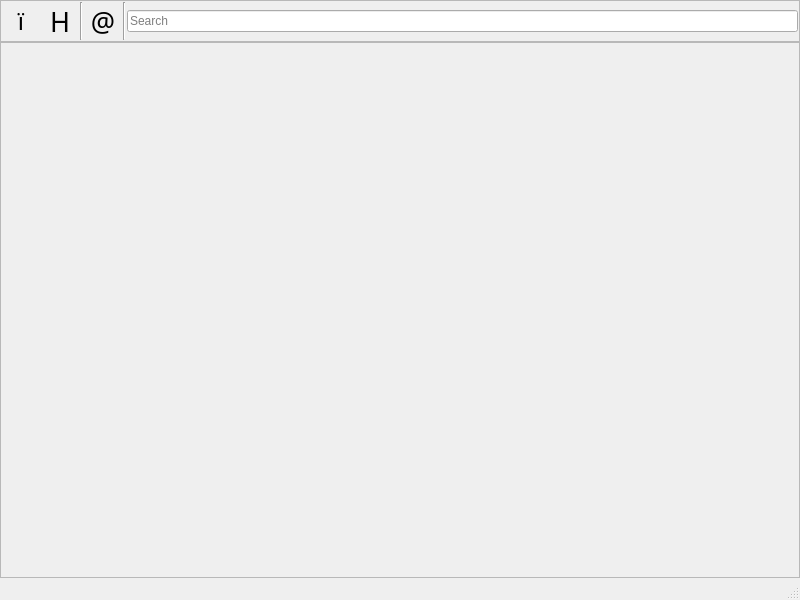
Qt form ola/client/store/store_form.ui (myapps-directory/myapps-client-store) before a commit.
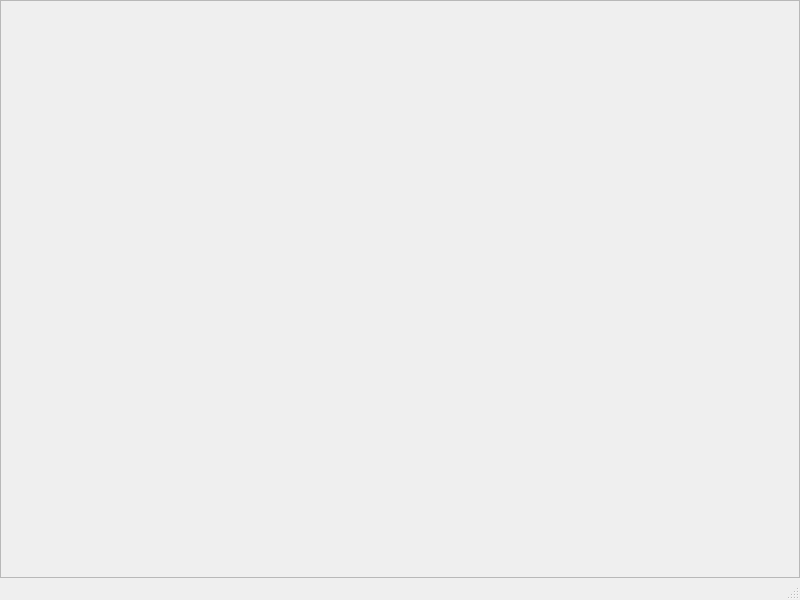
The same form after that commit.

Commit message: working back, home, show image and acquire support

What changed in the file:
```diff
--- a/ola/client/store/store_form.ui
+++ b/ola/client/store/store_form.ui
@@ -30,7 +30,7 @@
     <property name="spacing">
      <number>0</number>
     </property>
-    <item row="1" column="0">
+    <item row="0" column="0">
      <widget class="QFrame" name="tableFrame">
       <property name="frameShape">
        <enum>QFrame::StyledPanel</enum>
@@ -54,6 +54,43 @@
        <property name="bottomMargin">
         <number>1</number>
        </property>
+       <item>
+        <widget class="QWidget" name="accountWidget" native="true"/>
+       </item>
+       <item>
+        <widget class="QWidget" name="imageWidget" native="true">
+         <layout class="QVBoxLayout" name="verticalLayout_2">
+          <property name="spacing">
+           <number>0</number>
+          </property>
+          <property name="leftMargin">
+           <number>0</number>
+          </property>
+          <property name="topMargin">
+           <number>0</number>
+          </property>
+          <property name="rightMargin">
+           <number>0</number>
+          </property>
+          <property name="bottomMargin">
+           <number>0</number>
+          </property>
+          <item>
+           <widget class="QLabel" name="image_label">
+            <property name="text">
+             <string/>
+            </property>
+            <property name="scaledContents">
+             <bool>true</bool>
+            </property>
+            <property name="alignment">
+             <set>Qt::AlignCenter</set>
+            </property>
+           </widget>
+          </item>
+         </layout>
+        </widget>
+       </item>
        <item>
         <widget class="QWidget" name="listWidget" native="true"/>
        </item>
@@ -63,216 +100,6 @@
       </layout>
      </widget>
     </item>
-    <item row="0" column="0">
-     <widget class="QFrame" name="location_frame">
-      <property name="sizePolicy">
-       <sizepolicy hsizetype="Preferred" vsizetype="Fixed">
-        <horstretch>0</horstretch>
-        <verstretch>0</verstretch>
-       </sizepolicy>
-      </property>
-      <property name="minimumSize">
-       <size>
-        <width>0</width>
-        <height>40</height>
-       </size>
-      </property>
-      <property name="frameShape">
-       <enum>QFrame::StyledPanel</enum>
-      </property>
-      <property name="frameShadow">
-       <enum>QFrame::Raised</enum>
-      </property>
-      <layout class="QHBoxLayout" name="horizontalLayout">
-       <property name="spacing">
-        <number>1</number>
-       </property>
-       <property name="leftMargin">
-        <number>1</number>
-       </property>
-       <property name="topMargin">
-        <number>1</number>
-       </property>
-       <property name="rightMargin">
-        <number>1</number>
-       </property>
-       <property name="bottomMargin">
-        <number>1</number>
-       </property>
-       <item>
-        <widget class="QPushButton" name="backButton">
-         <property name="sizePolicy">
-          <sizepolicy hsizetype="Fixed" vsizetype="Fixed">
-           <horstretch>0</horstretch>
-           <verstretch>0</verstretch>
-          </sizepolicy>
-         </property>
-         <property name="minimumSize">
-          <size>
-           <width>38</width>
-           <height>38</height>
-          </size>
-         </property>
-         <property name="maximumSize">
-          <size>
-           <width>38</width>
-           <height>38</height>
-          </size>
-         </property>
-         <property name="font">
-          <font>
-           <family>Wingdings</family>
-           <pointsize>18</pointsize>
-          </font>
-         </property>
-         <property name="toolTip">
-          <string>Back</string>
-         </property>
-         <property name="styleSheet">
-          <string notr="true">#backButton{
-  background-color:none;
-  border:none;
-  }
-#backButton:hover{
-  background-color:palette(highlight);
-}
-##backButton:pressed{
-  background-color:palette(highlight);
-}</string>
-         </property>
-         <property name="text">
-          <string>ï</string>
-         </property>
-         <property name="flat">
-          <bool>true</bool>
-         </property>
-        </widget>
-       </item>
-       <item>
-        <widget class="QPushButton" name="homeButton">
-         <property name="sizePolicy">
-          <sizepolicy hsizetype="Fixed" vsizetype="Fixed">
-           <horstretch>0</horstretch>
-           <verstretch>0</verstretch>
-          </sizepolicy>
-         </property>
-         <property name="minimumSize">
-          <size>
-           <width>38</width>
-           <height>38</height>
-          </size>
-         </property>
-         <property name="maximumSize">
-          <size>
-           <width>38</width>
-           <height>38</height>
-          </size>
-         </property>
-         <property name="font">
-          <font>
-           <family>Webdings</family>
-           <pointsize>20</pointsize>
-          </font>
-         </property>
-         <property name="toolTip">
-          <string>Home</string>
-         </property>
-         <property name="styleSheet">
-          <string notr="true">#homeButton{
-  background-color:none;
-  border:none;
-  }
-#homeButton:hover{
-  background-color:palette(highlight);
-}
-##homeButton:pressed{
-  background-color:palette(highlight);
-}</string>
-         </property>
-         <property name="text">
-          <string>H</string>
-         </property>
-         <property name="flat">
-          <bool>true</bool>
-         </property>
-        </widget>
-       </item>
-       <item>
-        <widget class="Line" name="line_2">
-         <property name="orientation">
-          <enum>Qt::Vertical</enum>
-         </property>
-        </widget>
-       </item>
-       <item>
-        <widget class="QPushButton" name="configButton">
-         <property name="sizePolicy">
-          <sizepolicy hsizetype="Fixed" vsizetype="Fixed">
-           <horstretch>0</horstretch>
-           <verstretch>0</verstretch>
-          </sizepolicy>
-         </property>
-         <property name="minimumSize">
-          <size>
-           <width>38</width>
-           <height>38</height>
-          </size>
-         </property>
-         <property name="maximumSize">
-          <size>
-           <width>38</width>
-           <height>38</height>
-          </size>
-         </property>
-         <property name="font">
-          <font>
-           <family>Webdings</family>
-           <pointsize>20</pointsize>
-          </font>
-         </property>
-         <property name="toolTip">
-          <string>Configuration</string>
-         </property>
-         <property name="styleSheet">
-          <string notr="true">#configButton{
-  background-color:none;
-  border:none;
-  }
-#configButton:hover{
-  background-color:palette(highlight);
-}
-##configButton:pressed{
-  background-color:palette(highlight);
-}</string>
-         </property>
-         <property name="text">
-          <string>@</string>
-         </property>
-         <property name="flat">
-          <bool>true</bool>
-         </property>
-        </widget>
-       </item>
-       <item>
-        <widget class="Line" name="line">
-         <property name="orientation">
-          <enum>Qt::Vertical</enum>
-         </property>
-        </widget>
-       </item>
-       <item>
-        <widget class="QLineEdit" name="lineEdit">
-         <property name="placeholderText">
-          <string>Search</string>
-         </property>
-         <property name="clearButtonEnabled">
-          <bool>true</bool>
-         </property>
-        </widget>
-       </item>
-      </layout>
-     </widget>
-    </item>
    </layout>
   </widget>
   <widget class="QStatusBar" name="statusbar"/>
```
The commit also changes 7 other files.
